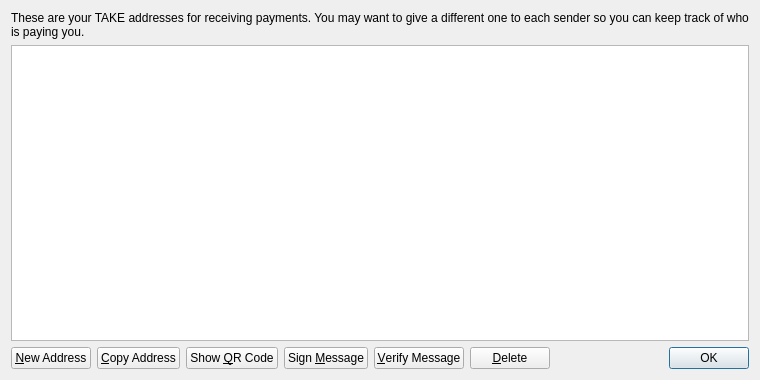
This is src/qt/forms/addressbookpage.ui in catchup7/take1 as Qt 5 draws it before an edit. The edited form follows.
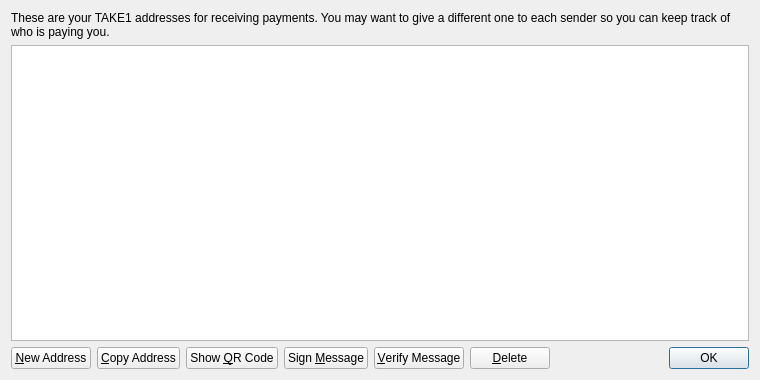
This is the edited form. Icons and pictures are not drawn.

Patch:
```diff
--- a/src/qt/forms/addressbookpage.ui
+++ b/src/qt/forms/addressbookpage.ui
@@ -20,7 +20,7 @@
    <item>
     <widget class="QLabel" name="labelExplanation">
      <property name="text">
-      <string>These are your TAKE addresses for receiving payments. You may want to give a different one to each sender so you can keep track of who is paying you.</string>
+      <string>These are your TAKE1 addresses for receiving payments. You may want to give a different one to each sender so you can keep track of who is paying you.</string>
      </property>
      <property name="textFormat">
       <enum>Qt::PlainText</enum>
```
Left out of the diff: 4 changed lines with no effect on the pictures.
